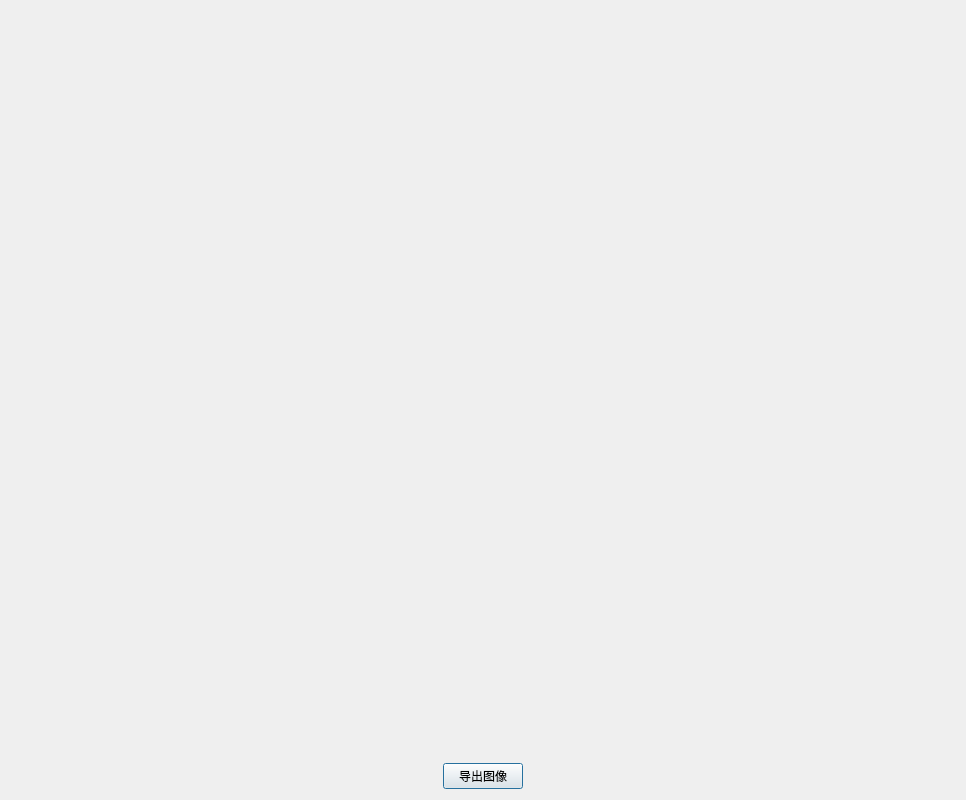
This is app/ui/dialog_show_graph.ui in SingDanceRapPingPang/fcstm-ui as Qt 5 draws it before an edit. The edited form follows.
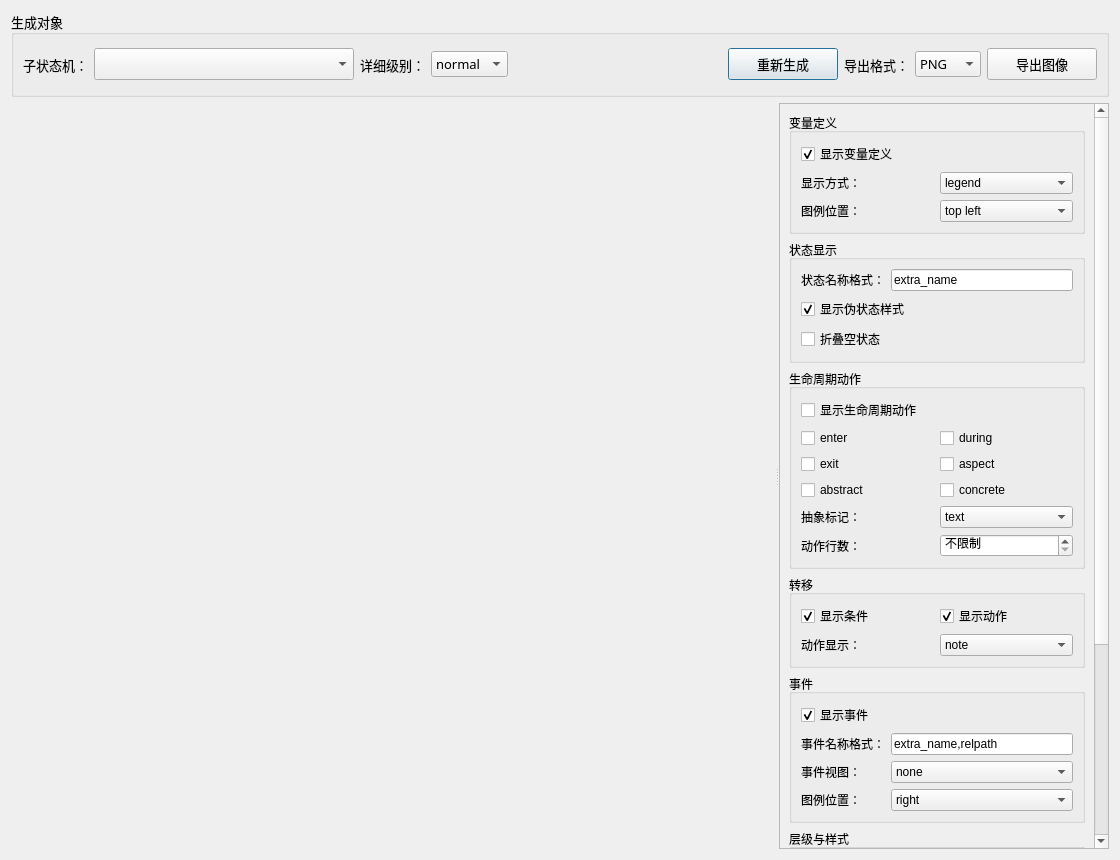
This is the edited form.

The edit to the form file:
```diff
--- a/app/ui/dialog_show_graph.ui
+++ b/app/ui/dialog_show_graph.ui
@@ -6,49 +6,611 @@
    <rect>
     <x>0</x>
     <y>0</y>
-    <width>966</width>
-    <height>800</height>
+    <width>1120</width>
+    <height>860</height>
    </rect>
   </property>
+  <property name="minimumSize">
+   <size>
+    <width>980</width>
+    <height>720</height>
+   </size>
+  </property>
   <property name="windowTitle">
    <string>状态机模型图</string>
   </property>
-  <layout class="QGridLayout" name="gridLayout">
-   <item row="1" column="2">
-    <spacer name="horizontalSpacer_2">
-     <property name="orientation">
-      <enum>Qt::Horizontal</enum>
+  <layout class="QVBoxLayout" name="verticalLayout_main">
+   <item>
+    <widget class="QGroupBox" name="groupBox_graph_source">
+     <property name="sizePolicy">
+      <sizepolicy hsizetype="Preferred" vsizetype="Fixed">
+       <horstretch>0</horstretch>
+       <verstretch>0</verstretch>
+      </sizepolicy>
      </property>
-     <property name="sizeHint" stdset="0">
+     <property name="maximumSize">
       <size>
-       <width>40</width>
-       <height>20</height>
+       <width>16777215</width>
+       <height>86</height>
       </size>
      </property>
-    </spacer>
-   </item>
-   <item row="1" column="1">
-    <widget class="QPushButton" name="button_export_graph">
-     <property name="text">
-      <string>导出图像</string>
+     <property name="font">
+      <font>
+       <family>微软雅黑</family>
+       <pointsize>10</pointsize>
+      </font>
      </property>
+     <property name="title">
+      <string>生成对象</string>
+     </property>
+     <layout class="QHBoxLayout" name="horizontalLayout_graph_source">
+      <item>
+       <widget class="QLabel" name="label_state_machine">
+        <property name="text">
+         <string>子状态机：</string>
+        </property>
+       </widget>
+      </item>
+      <item>
+       <widget class="QComboBox" name="combo_state_machine">
+        <property name="minimumSize">
+         <size>
+          <width>260</width>
+          <height>32</height>
+         </size>
+        </property>
+       </widget>
+      </item>
+      <item>
+       <widget class="QLabel" name="label_detail_level">
+        <property name="text">
+         <string>详细级别：</string>
+        </property>
+       </widget>
+      </item>
+      <item>
+       <widget class="QComboBox" name="combo_detail_level">
+        <property name="currentIndex">
+         <number>1</number>
+        </property>
+        <item>
+         <property name="text">
+          <string>minimal</string>
+         </property>
+        </item>
+        <item>
+         <property name="text">
+          <string>normal</string>
+         </property>
+        </item>
+        <item>
+         <property name="text">
+          <string>full</string>
+         </property>
+        </item>
+       </widget>
+      </item>
+      <item>
+       <spacer name="horizontalSpacer_graph_source">
+        <property name="orientation">
+         <enum>Qt::Horizontal</enum>
+        </property>
+        <property name="sizeHint" stdset="0">
+         <size>
+          <width>40</width>
+          <height>20</height>
+         </size>
+        </property>
+       </spacer>
+      </item>
+      <item>
+       <widget class="QPushButton" name="button_generate_graph">
+        <property name="minimumSize">
+         <size>
+          <width>110</width>
+          <height>32</height>
+         </size>
+        </property>
+        <property name="text">
+         <string>重新生成</string>
+        </property>
+       </widget>
+      </item>
+      <item>
+       <widget class="QLabel" name="label_export_format">
+        <property name="text">
+         <string>导出格式：</string>
+        </property>
+       </widget>
+      </item>
+      <item>
+       <widget class="QComboBox" name="combo_export_format">
+        <item>
+         <property name="text">
+          <string>PNG</string>
+         </property>
+        </item>
+        <item>
+         <property name="text">
+          <string>SVG</string>
+         </property>
+        </item>
+        <item>
+         <property name="text">
+          <string>PDF</string>
+         </property>
+        </item>
+        <item>
+         <property name="text">
+          <string>PUML</string>
+         </property>
+        </item>
+       </widget>
+      </item>
+      <item>
+       <widget class="QPushButton" name="button_export_graph">
+        <property name="minimumSize">
+         <size>
+          <width>110</width>
+          <height>32</height>
+         </size>
+        </property>
+        <property name="text">
+         <string>导出图像</string>
+        </property>
+       </widget>
+      </item>
+     </layout>
     </widget>
    </item>
-   <item row="1" column="0">
-    <spacer name="horizontalSpacer">
+   <item>
+    <widget class="QSplitter" name="splitter_graph">
      <property name="orientation">
       <enum>Qt::Horizontal</enum>
      </property>
-     <property name="sizeHint" stdset="0">
-      <size>
-       <width>40</width>
-       <height>20</height>
-      </size>
-     </property>
-    </spacer>
-   </item>
-   <item row="0" column="0" colspan="3">
-    <widget class="QWidget" name="widget_graph_container" native="true"/>
+     <widget class="QWidget" name="widget_graph_container" native="true"/>
+     <widget class="QScrollArea" name="scrollArea_options">
+      <property name="minimumSize">
+       <size>
+        <width>260</width>
+        <height>0</height>
+       </size>
+      </property>
+      <property name="maximumSize">
+       <size>
+        <width>330</width>
+        <height>16777215</height>
+       </size>
+      </property>
+      <property name="widgetResizable">
+       <bool>true</bool>
+      </property>
+      <widget class="QWidget" name="scrollAreaWidgetContents_options">
+       <property name="geometry">
+        <rect>
+         <x>0</x>
+         <y>0</y>
+         <width>300</width>
+         <height>980</height>
+        </rect>
+       </property>
+       <layout class="QVBoxLayout" name="verticalLayout_options">
+        <item>
+         <widget class="QGroupBox" name="groupBox_variables">
+          <property name="title">
+           <string>变量定义</string>
+          </property>
+          <layout class="QGridLayout" name="gridLayout_variables">
+           <item row="0" column="0" colspan="2">
+            <widget class="QCheckBox" name="check_show_variable_definitions">
+             <property name="text">
+              <string>显示变量定义</string>
+             </property>
+             <property name="checked">
+              <bool>true</bool>
+             </property>
+            </widget>
+           </item>
+           <item row="1" column="0">
+            <widget class="QLabel" name="label_variable_display_mode">
+             <property name="text">
+              <string>显示方式：</string>
+             </property>
+            </widget>
+           </item>
+           <item row="1" column="1">
+            <widget class="QComboBox" name="combo_variable_display_mode">
+             <item><property name="text"><string>legend</string></property></item>
+             <item><property name="text"><string>note</string></property></item>
+             <item><property name="text"><string>hide</string></property></item>
+            </widget>
+           </item>
+           <item row="2" column="0">
+            <widget class="QLabel" name="label_variable_legend_position">
+             <property name="text">
+              <string>图例位置：</string>
+             </property>
+            </widget>
+           </item>
+           <item row="2" column="1">
+            <widget class="QComboBox" name="combo_variable_legend_position">
+             <item><property name="text"><string>top left</string></property></item>
+             <item><property name="text"><string>top center</string></property></item>
+             <item><property name="text"><string>top right</string></property></item>
+             <item><property name="text"><string>bottom left</string></property></item>
+             <item><property name="text"><string>bottom center</string></property></item>
+             <item><property name="text"><string>bottom right</string></property></item>
+             <item><property name="text"><string>left</string></property></item>
+             <item><property name="text"><string>right</string></property></item>
+             <item><property name="text"><string>center</string></property></item>
+            </widget>
+           </item>
+          </layout>
+         </widget>
+        </item>
+        <item>
+         <widget class="QGroupBox" name="groupBox_state_display">
+          <property name="title">
+           <string>状态显示</string>
+          </property>
+          <layout class="QGridLayout" name="gridLayout_state_display">
+           <item row="0" column="0">
+            <widget class="QLabel" name="label_state_name_format">
+             <property name="text">
+              <string>状态名称格式：</string>
+             </property>
+            </widget>
+           </item>
+           <item row="0" column="1">
+            <widget class="QLineEdit" name="edit_state_name_format">
+             <property name="text">
+              <string>extra_name</string>
+             </property>
+             <property name="placeholderText">
+              <string>name,extra_name,path</string>
+             </property>
+            </widget>
+           </item>
+           <item row="1" column="0" colspan="2">
+            <widget class="QCheckBox" name="check_show_pseudo_state_style">
+             <property name="text">
+              <string>显示伪状态样式</string>
+             </property>
+             <property name="checked">
+              <bool>true</bool>
+             </property>
+            </widget>
+           </item>
+           <item row="2" column="0" colspan="2">
+            <widget class="QCheckBox" name="check_collapse_empty_states">
+             <property name="text">
+              <string>折叠空状态</string>
+             </property>
+            </widget>
+           </item>
+          </layout>
+         </widget>
+        </item>
+        <item>
+         <widget class="QGroupBox" name="groupBox_lifecycle_actions">
+          <property name="title">
+           <string>生命周期动作</string>
+          </property>
+          <layout class="QGridLayout" name="gridLayout_lifecycle_actions">
+           <item row="0" column="0" colspan="2">
+            <widget class="QCheckBox" name="check_show_lifecycle_actions">
+             <property name="text">
+              <string>显示生命周期动作</string>
+             </property>
+            </widget>
+           </item>
+           <item row="1" column="0">
+            <widget class="QCheckBox" name="check_show_enter_actions">
+             <property name="text">
+              <string>enter</string>
+             </property>
+            </widget>
+           </item>
+           <item row="1" column="1">
+            <widget class="QCheckBox" name="check_show_during_actions">
+             <property name="text">
+              <string>during</string>
+             </property>
+            </widget>
+           </item>
+           <item row="2" column="0">
+            <widget class="QCheckBox" name="check_show_exit_actions">
+             <property name="text">
+              <string>exit</string>
+             </property>
+            </widget>
+           </item>
+           <item row="2" column="1">
+            <widget class="QCheckBox" name="check_show_aspect_actions">
+             <property name="text">
+              <string>aspect</string>
+             </property>
+            </widget>
+           </item>
+           <item row="3" column="0">
+            <widget class="QCheckBox" name="check_show_abstract_actions">
+             <property name="text">
+              <string>abstract</string>
+             </property>
+            </widget>
+           </item>
+           <item row="3" column="1">
+            <widget class="QCheckBox" name="check_show_concrete_actions">
+             <property name="text">
+              <string>concrete</string>
+             </property>
+            </widget>
+           </item>
+           <item row="4" column="0">
+            <widget class="QLabel" name="label_abstract_action_marker">
+             <property name="text">
+              <string>抽象标记：</string>
+             </property>
+            </widget>
+           </item>
+           <item row="4" column="1">
+            <widget class="QComboBox" name="combo_abstract_action_marker">
+             <item><property name="text"><string>text</string></property></item>
+             <item><property name="text"><string>symbol</string></property></item>
+             <item><property name="text"><string>none</string></property></item>
+            </widget>
+           </item>
+           <item row="5" column="0">
+            <widget class="QLabel" name="label_max_action_lines">
+             <property name="text">
+              <string>动作行数：</string>
+             </property>
+            </widget>
+           </item>
+           <item row="5" column="1">
+            <widget class="QSpinBox" name="spin_max_action_lines">
+             <property name="specialValueText">
+              <string>不限制</string>
+             </property>
+             <property name="minimum">
+              <number>0</number>
+             </property>
+             <property name="maximum">
+              <number>999</number>
+             </property>
+            </widget>
+           </item>
+          </layout>
+         </widget>
+        </item>
+        <item>
+         <widget class="QGroupBox" name="groupBox_transitions">
+          <property name="title">
+           <string>转移</string>
+          </property>
+          <layout class="QGridLayout" name="gridLayout_transitions">
+           <item row="0" column="0">
+            <widget class="QCheckBox" name="check_show_transition_guards">
+             <property name="text">
+              <string>显示条件</string>
+             </property>
+             <property name="checked">
+              <bool>true</bool>
+             </property>
+            </widget>
+           </item>
+           <item row="0" column="1">
+            <widget class="QCheckBox" name="check_show_transition_effects">
+             <property name="text">
+              <string>显示动作</string>
+             </property>
+             <property name="checked">
+              <bool>true</bool>
+             </property>
+            </widget>
+           </item>
+           <item row="1" column="0">
+            <widget class="QLabel" name="label_transition_effect_mode">
+             <property name="text">
+              <string>动作显示：</string>
+             </property>
+            </widget>
+           </item>
+           <item row="1" column="1">
+            <widget class="QComboBox" name="combo_transition_effect_mode">
+             <item><property name="text"><string>note</string></property></item>
+             <item><property name="text"><string>inline</string></property></item>
+             <item><property name="text"><string>hide</string></property></item>
+            </widget>
+           </item>
+          </layout>
+         </widget>
+        </item>
+        <item>
+         <widget class="QGroupBox" name="groupBox_events">
+          <property name="title">
+           <string>事件</string>
+          </property>
+          <layout class="QGridLayout" name="gridLayout_events">
+           <item row="0" column="0" colspan="2">
+            <widget class="QCheckBox" name="check_show_events">
+             <property name="text">
+              <string>显示事件</string>
+             </property>
+             <property name="checked">
+              <bool>true</bool>
+             </property>
+            </widget>
+           </item>
+           <item row="1" column="0">
+            <widget class="QLabel" name="label_event_name_format">
+             <property name="text">
+              <string>事件名称格式：</string>
+             </property>
+            </widget>
+           </item>
+           <item row="1" column="1">
+            <widget class="QLineEdit" name="edit_event_name_format">
+             <property name="text">
+              <string>extra_name,relpath</string>
+             </property>
+             <property name="placeholderText">
+              <string>name,extra_name,path,relpath</string>
+             </property>
+            </widget>
+           </item>
+           <item row="2" column="0">
+            <widget class="QLabel" name="label_event_visualization_mode">
+             <property name="text">
+              <string>事件视图：</string>
+             </property>
+            </widget>
+           </item>
+           <item row="2" column="1">
+            <widget class="QComboBox" name="combo_event_visualization_mode">
+             <item><property name="text"><string>none</string></property></item>
+             <item><property name="text"><string>color</string></property></item>
+             <item><property name="text"><string>legend</string></property></item>
+             <item><property name="text"><string>both</string></property></item>
+             <item><property name="text"><string>dependency_view</string></property></item>
+            </widget>
+           </item>
+           <item row="3" column="0">
+            <widget class="QLabel" name="label_event_legend_position">
+             <property name="text">
+              <string>图例位置：</string>
+             </property>
+            </widget>
+           </item>
+           <item row="3" column="1">
+            <widget class="QComboBox" name="combo_event_legend_position">
+             <item><property name="text"><string>right</string></property></item>
+             <item><property name="text"><string>top left</string></property></item>
+             <item><property name="text"><string>top center</string></property></item>
+             <item><property name="text"><string>top right</string></property></item>
+             <item><property name="text"><string>bottom left</string></property></item>
+             <item><property name="text"><string>bottom center</string></property></item>
+             <item><property name="text"><string>bottom right</string></property></item>
+             <item><property name="text"><string>left</string></property></item>
+             <item><property name="text"><string>center</string></property></item>
+            </widget>
+           </item>
+          </layout>
+         </widget>
+        </item>
+        <item>
+         <widget class="QGroupBox" name="groupBox_hierarchy">
+          <property name="title">
+           <string>层级与样式</string>
+          </property>
+          <layout class="QGridLayout" name="gridLayout_hierarchy">
+           <item row="0" column="0">
+            <widget class="QLabel" name="label_max_depth">
+             <property name="text">
+              <string>最大层级：</string>
+             </property>
+            </widget>
+           </item>
+           <item row="0" column="1">
+            <widget class="QSpinBox" name="spin_max_depth">
+             <property name="specialValueText">
+              <string>不限制</string>
+             </property>
+             <property name="minimum">
+              <number>-1</number>
+             </property>
+             <property name="maximum">
+              <number>99</number>
+             </property>
+             <property name="value">
+              <number>-1</number>
+             </property>
+            </widget>
+           </item>
+           <item row="1" column="0">
+            <widget class="QLabel" name="label_collapsed_state_marker">
+             <property name="text">
+              <string>折叠标记：</string>
+             </property>
+            </widget>
+           </item>
+           <item row="1" column="1">
+            <widget class="QLineEdit" name="edit_collapsed_state_marker">
+             <property name="text">
+              <string>...</string>
+             </property>
+            </widget>
+           </item>
+           <item row="2" column="0">
+            <widget class="QCheckBox" name="check_use_skinparam">
+             <property name="text">
+              <string>skinparam</string>
+             </property>
+             <property name="checked">
+              <bool>true</bool>
+             </property>
+            </widget>
+           </item>
+           <item row="2" column="1">
+            <widget class="QCheckBox" name="check_use_stereotypes">
+             <property name="text">
+              <string>stereotypes</string>
+             </property>
+             <property name="checked">
+              <bool>true</bool>
+             </property>
+            </widget>
+           </item>
+          </layout>
+         </widget>
+        </item>
+        <item>
+         <widget class="QGroupBox" name="groupBox_custom_colors">
+          <property name="title">
+           <string>事件自定义颜色</string>
+          </property>
+          <layout class="QVBoxLayout" name="verticalLayout_custom_colors">
+           <item>
+            <widget class="QPlainTextEdit" name="text_custom_colors">
+             <property name="minimumSize">
+              <size>
+               <width>0</width>
+               <height>80</height>
+              </size>
+             </property>
+             <property name="placeholderText">
+              <string>Root.Start=#4E79A7
+Root.Stop=#E15759</string>
+             </property>
+            </widget>
+           </item>
+          </layout>
+         </widget>
+        </item>
+        <item>
+         <widget class="QPushButton" name="button_reset_graph_options">
+          <property name="text">
+           <string>恢复默认选项</string>
+          </property>
+         </widget>
+        </item>
+        <item>
+         <spacer name="verticalSpacer_options">
+          <property name="orientation">
+           <enum>Qt::Vertical</enum>
+          </property>
+          <property name="sizeHint" stdset="0">
+           <size>
+            <width>20</width>
+            <height>40</height>
+           </size>
+          </property>
+         </spacer>
+        </item>
+       </layout>
+      </widget>
+     </widget>
+    </widget>
    </item>
   </layout>
  </widget>
```
